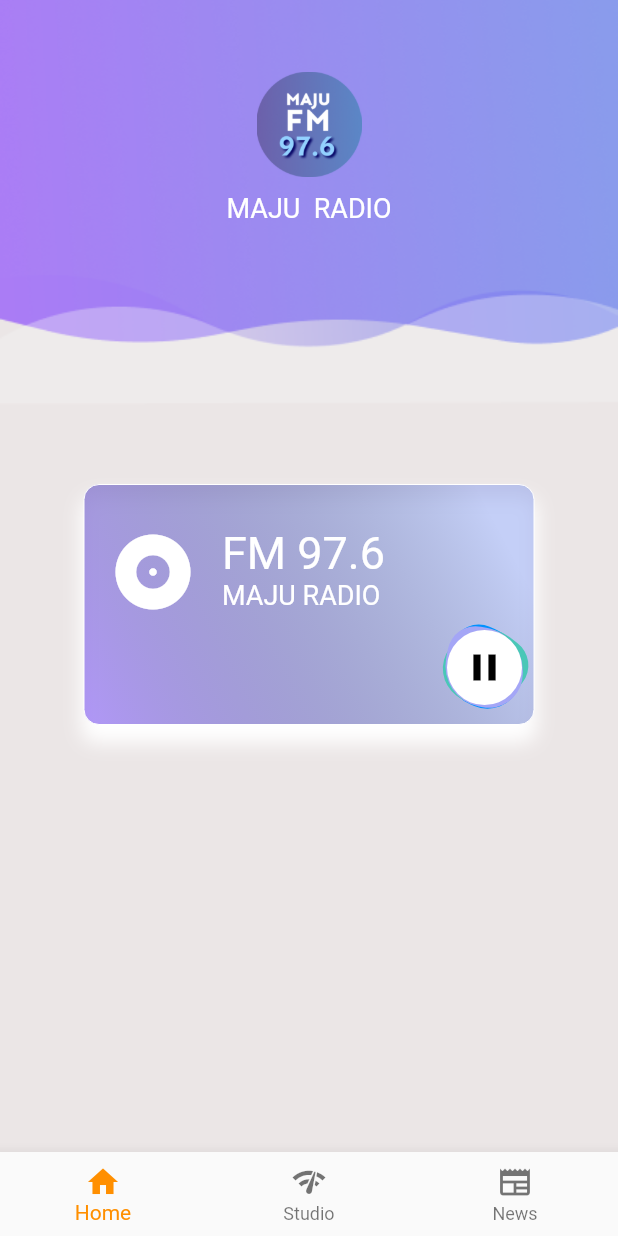
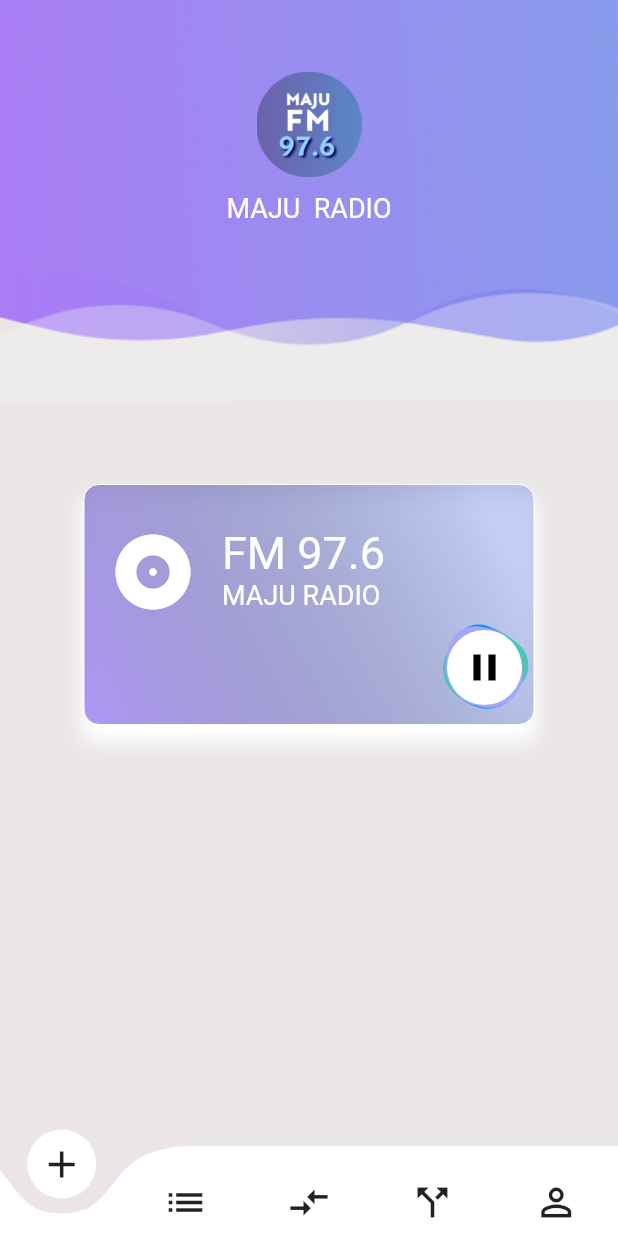
Before and after one commit to Sobaaaan/radioMAJU, a Flutter app: the screen it shows after launch, after a tap on the "play arrow" icon, on a phone screen of 412 x 824 dp. Run offline on Flutter 3.47's test engine with Material 2 defaults, Android fonts, the phone set to English and light mode, and no system bars; drawn by our look-alikes of curved_navigation_bar; missing offline and left inert: radio_player.

Commit message:
Second Commit

```diff
--- a/lib/main.dart
+++ b/lib/main.dart
@@ -3,6 +3,8 @@ import 'package:testapp/palette.dart';
 import 'dart:math' show pi;
 import 'package:radio_player/radio_player.dart';
 import 'package:testapp/newscreen.dart';
+import 'package:curved_navigation_bar/curved_navigation_bar.dart';
+
 
 void main() {
   WidgetsFlutterBinding.ensureInitialized();
@@ -114,6 +116,7 @@ class _PlayButtonState extends State<PlayButton> with TickerProviderStateMixin {
     _rotationController.dispose();
     super.dispose();
   }
+
 }
 
 class Blob extends StatelessWidget {
@@ -172,12 +175,9 @@ void _navigateToNextScreen(BuildContext context) {
 }
 
 class _MyHomePageState extends State<MyHomePage> {
-  int _selectedIndex = 0;
-  void _onItemTapped(int index) {
-    setState(() {
-      _selectedIndex = index;
-    });
-  }
+ //selected page key for navbar
+ int _page = 0;
+  GlobalKey<CurvedNavigationBarState> _bottomNavigationKey = GlobalKey();
 
   RadioPlayer _radioPlayer = RadioPlayer();
   bool isPlaying = false;
@@ -220,6 +220,36 @@ class _MyHomePageState extends State<MyHomePage> {
       //     ),
       //   ),
       // ),
+
+
+// navbar
+      bottomNavigationBar: CurvedNavigationBar(
+          key: _bottomNavigationKey,
+          index: 0,
+          height: 60.0,
+          items: <Widget>[
+            Icon(Icons.add, size: 30),
+            Icon(Icons.list, size: 30),
+            Icon(Icons.compare_arrows, size: 30),
+            Icon(Icons.call_split, size: 30),
+            Icon(Icons.perm_identity, size: 30),
+          ],
+          color: Colors.white,
+          buttonBackgroundColor: Colors.white,
+          backgroundColor: Color(0xEAEAE3E3),
+          animationCurve: Curves.easeInOut,
+          animationDuration: Duration(milliseconds: 600),
+          onTap: (index) {
+            setState(() {
+              _page = index;
+            });
+          },
+          letIndexChange: (index) => true,
+        ),
+
+
+
+
       body: Container(
         decoration: const BoxDecoration(
           image: DecorationImage(
@@ -438,27 +468,6 @@ ButtonBar(
         ),
       ),
 
-      bottomNavigationBar: BottomNavigationBar(
-        currentIndex: _selectedIndex,
-        selectedItemColor: Colors.amber[800],
-        onTap: _onItemTapped,
-        items: const <BottomNavigationBarItem>[
-          BottomNavigationBarItem(
-            icon: Icon(Icons.home),
-            label: 'Home',
-          ),
-          BottomNavigationBarItem(
-            icon: Icon(Icons.network_check),
-            label: 'Studio',
-          ),
-          BottomNavigationBarItem(
-            icon: Icon(Icons.newspaper),
-            label: 'News',
-          ),
-        ],
-
-      ),
-
       // floatingActionButton: FloatingActionButton(
       //   onPressed: () {
       //     isPlaying ? _radioPlayer.pause() : _radioPlayer.play();
--- a/pubspec.yaml
+++ b/pubspec.yaml
@@ -37,6 +37,7 @@ dependencies:
   url_launcher: ^6.1.5
   radio_player: ^1.0.1
   flutter_spinkit: ^5.1.0
+  curved_navigation_bar: ^1.0.3
 
 dev_dependencies:
   flutter_test:
```
Also changed, not shown: lib/newscreen.dart (+30 -25 lines), pubspec.lock.
